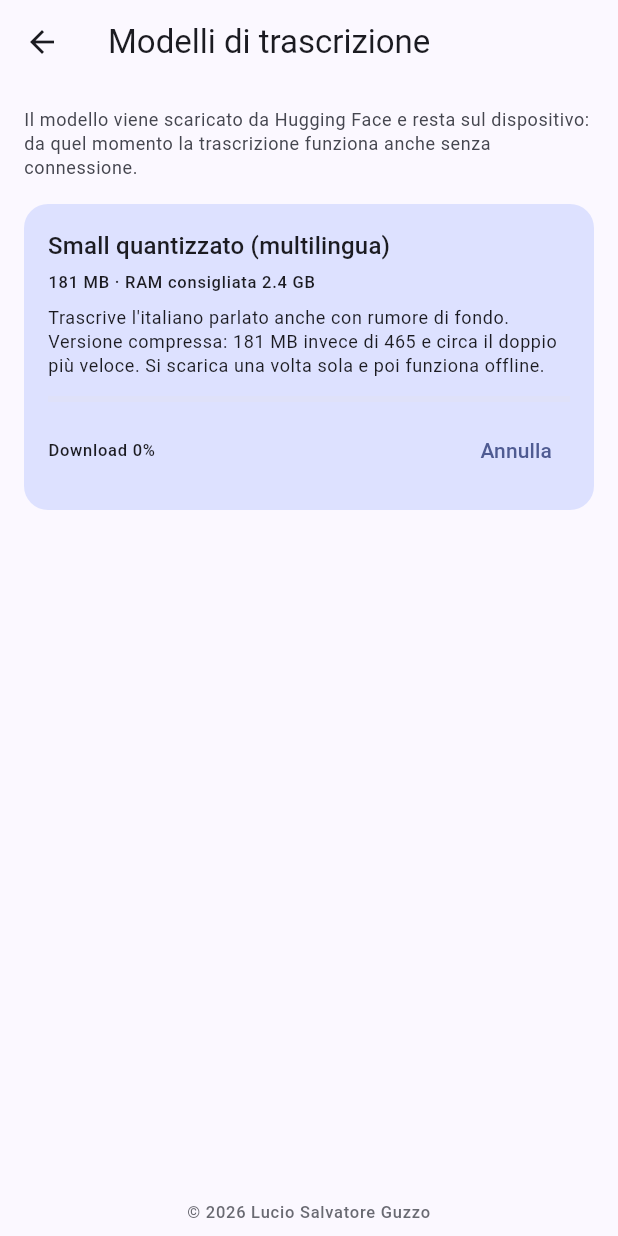
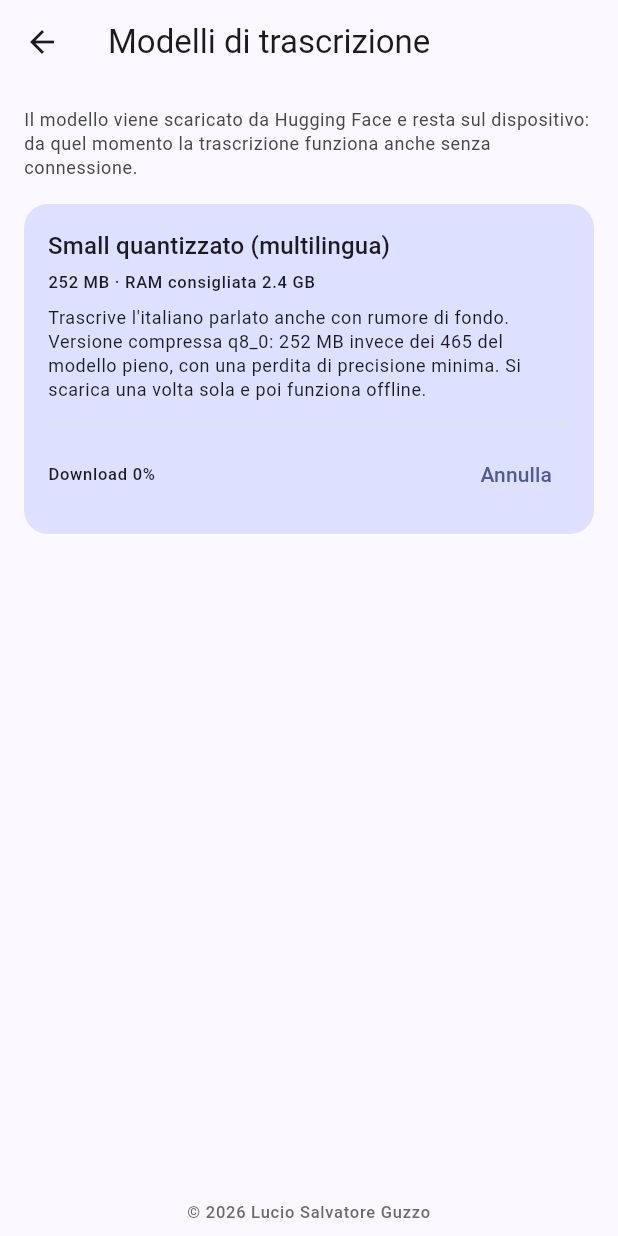
Before and after one commit to lucioguzzo/lithiurz, a Flutter app: the ModelsScreen screen opened directly, after a tap on "Scarica", on a phone screen of 412 x 824 dp. Run offline on Flutter 3.47's test engine with Material 3 defaults, Android fonts, the phone set to English and light mode, and no system bars; our stand-ins replace audioplayers, device_info_plus, file_picker, flutter_tts, google_mobile_ads, just_audio and 3 more; missing offline and left inert: ffmpeg_kit_flutter_new_min, receive_sharing_intent, record, whisper_ggml; accounts and stored records are empty; network calls fail.

Commit message:
Modello Small: dalla quantizzazione q5_1 alla q8_0
q5_1 comprime a 181 MB ma perde proprio i dettagli dei pesi che servono
sui nomi propri e sulle parole dette di fretta, cioè gli errori che si
vedevano nelle trascrizioni di prova. q8_0 pesa 252 MB e li conserva
meglio, a parità di velocità di decodifica.

Riconoscere quale modello c'è sul telefono ora si basa sulla dimensione
attesa del file (264.464.607 byte, verificata su Hugging Face) con una
tolleranza del 3%: stretta abbastanza da distinguere q8_0 da q5_1 e dal
modello pieno, larga abbastanza da sopportare piccole variazioni. Chi ha
il q5_1 se lo vede segnalare come versione precedente e sostituire al
prossimo download.

Il vecchio modello non viene più cancellato all'inizio del download: il
file nuovo arriva in `.part` e prende il suo posto solo quando è
completo, così una connessione che cade non lascia il telefono senza
modello.

135 test Dart verdi, flutter analyze pulito.

Co-Authored-By: Claude Opus 5 <noreply@anthropic.com>
Claude-Session: https://claude.ai/code/session_019Txi5vfqpMtNirF3Xj7qxR

```diff
--- a/brief/lib/services/transcription/model_manager.dart
+++ b/brief/lib/services/transcription/model_manager.dart
@@ -13,7 +13,7 @@ class ModelOption {
     required this.id,
     required this.model,
     required this.label,
-    required this.approxBytes,
+    required this.bytes,
     required this.ramHintMb,
     required this.description,
     required this.downloadUrl,
@@ -26,7 +26,8 @@ class ModelOption {
   final String id;
   final WhisperModel model;
   final String label;
-  final int approxBytes;
+  /// Dimensione attesa del file scaricato, in byte.
+  final int bytes;
 
   /// RAM consigliata sul dispositivo per usarlo senza affanni.
   final int ramHintMb;
@@ -38,24 +39,36 @@ class ModelOption {
   /// parlato italiano reale (voce al telefono, rumore di fondo, nomi propri)
   /// sbagliavano troppo per essere utili: un riassunto costruito su una
   /// trascrizione sbagliata è peggio di nessun riassunto. Resta Small.
+  ///
+  /// La quantizzazione è passata da q5_1 (181 MB) a **q8_0** (252 MB): la
+  /// compressione più leggera conserva meglio i dettagli dei pesi, e sono
+  /// quelli che si perdono sui nomi propri e sulle parole pronunciate di
+  /// fretta. Costa 71 MB di spazio e un po' di memoria in più; la velocità
+  /// di decodifica è paragonabile. Il modello pieno (465 MB) resta fuori
+  /// discussione su un telefono.
   static const ModelOption small = ModelOption(
     id: 'small',
     model: WhisperModel.small,
     label: 'Small quantizzato (multilingua)',
-    // La versione q5_1 pesa 181 MB invece di 465 ed è circa due volte più
-    // rapida, con una perdita di precisione trascurabile sul parlato.
-    approxBytes: 181 * 1024 * 1024,
+    // Dimensione esatta del file su Hugging Face, verificata il 16/10/2026:
+    // serve a distinguere questo modello da un q5_1 o da un modello pieno
+    // rimasti da una versione precedente.
+    bytes: 264464607,
     ramHintMb: 2500,
     description: 'Trascrive l\'italiano parlato anche con rumore di fondo. '
-        'Versione compressa: 181 MB invece di 465 e circa il doppio più '
-        'veloce. Si scarica una volta sola e poi funziona offline.',
+        'Versione compressa q8_0: 252 MB invece dei 465 del modello pieno, '
+        'con una perdita di precisione minima. Si scarica una volta sola e '
+        'poi funziona offline.',
     downloadUrl: 'https://huggingface.co/ggerganov/whisper.cpp/resolve/main/'
-        'ggml-small-q5_1.bin',
+        'ggml-small-q8_0.bin',
   );
 
-  /// Oltre questa dimensione il file scaricato è il modello pieno di una
-  /// versione precedente: va sostituito con quello compresso.
-  static const int legacyFullModelBytes = 300 * 1024 * 1024;
+  /// Scarto ammesso fra il file sul telefono e la dimensione attesa.
+  ///
+  /// Serve a riconoscere il modello giusto senza pretendere il byte esatto,
+  /// ma è abbastanza stretto da scartare una quantizzazione diversa: fra
+  /// q5_1 (181 MB) e q8_0 (252 MB) ci sono il 39% di differenza.
+  static const double sizeTolerance = 0.03;
 
   static const List<ModelOption> all = <ModelOption>[small];
 
@@ -108,21 +121,25 @@ class ModelManager {
   Future<bool> isInstalled(ModelOption option) async {
     final File f = File(await pathFor(option));
     if (!f.existsSync()) return false;
-    final int size = f.lengthSync();
-    // Un file troncato da un download interrotto non è valido.
-    if (size < option.approxBytes * 0.6) return false;
-    // Né lo è il modello pieno scaricato da una versione precedente: è
-    // quello lento, va sostituito con il compresso.
-    if (size > ModelOption.legacyFullModelBytes) return false;
-    return true;
+    return _matches(f.lengthSync(), option);
   }
 
-  /// `true` se sul telefono c'è il modello pieno di una versione
-  /// precedente, da sostituire con quello compresso.
-  Future<bool> hasLegacyFullModel(ModelOption option) async {
+  /// `true` se il file ha la dimensione attesa, a meno della tolleranza.
+  /// Scarta sia i download interrotti sia i modelli di versioni
+  /// precedenti: il modello pieno (465 MB) e il q5_1 (181 MB).
+  static bool _matches(int size, ModelOption option) =>
+      (size - option.bytes).abs() <= option.bytes * ModelOption.sizeTolerance;
+
+  /// `true` se sul telefono c'è un modello di una versione precedente —
+  /// quello pieno o una quantizzazione diversa — da sostituire.
+  Future<bool> hasOutdatedModel(ModelOption option) async {
     final File f = File(await pathFor(option));
-    return f.existsSync() &&
-        f.lengthSync() > ModelOption.legacyFullModelBytes;
+    if (!f.existsSync()) return false;
+    final int size = f.lengthSync();
+    // Un download interrotto è piccolo: quello non è un modello vecchio,
+    // è spazzatura che il download sovrascrive da sé.
+    if (size < option.bytes * 0.5) return false;
+    return !_matches(size, option);
   }
 
   Future<int> installedBytes() async {
@@ -144,11 +161,9 @@ class ModelManager {
     final String target = await pathFor(option);
     if (await isInstalled(option)) return target;
 
-    // Via il modello pieno della versione precedente: occupa 465 MB e
-    // sarebbe comunque sostituito da quello compresso.
-    if (await hasLegacyFullModel(option)) {
-      await File(target).delete();
-    }
+    // Un modello di una versione precedente non viene cancellato adesso:
+    // il download scrive su `.part` e sostituisce il file solo alla fine,
+    // così se la connessione cade si resta con il modello che si aveva.
 
     final File tmp = File('$target.part');
     await tmp.parent.create(recursive: true);
@@ -169,7 +184,7 @@ class ModelManager {
       }
       final int total = response.contentLength > 0
           ? response.contentLength
-          : option.approxBytes;
+          : option.bytes;
 
       sink = tmp.openWrite();
       int received = 0;
--- a/brief/lib/ui/screens/models_screen.dart
+++ b/brief/lib/ui/screens/models_screen.dart
@@ -22,6 +22,7 @@ class ModelsScreen extends StatefulWidget {
 class _ModelsScreenState extends State<ModelsScreen> {
   final Map<String, double?> _progress = <String, double?>{};
   final Map<String, bool> _installed = <String, bool>{};
+  final Map<String, bool> _outdated = <String, bool>{};
   final Map<String, CancellationToken> _tokens = <String, CancellationToken>{};
   bool _tightOnMemory = false;
   int _freedLegacy = 0;
@@ -35,8 +36,10 @@ class _ModelsScreenState extends State<ModelsScreen> {
   Future<void> _refresh() async {
     final AppServices s = ServicesScope.of(context);
     final Map<String, bool> installed = <String, bool>{};
+    final Map<String, bool> outdated = <String, bool>{};
     for (final ModelOption o in ModelOption.all) {
       installed[o.id] = await s.models.isInstalled(o);
+      outdated[o.id] = await s.models.hasOutdatedModel(o);
     }
     final bool tight = await s.models.isTightOnMemory();
     // Tiny e Base non sono più offerti: se restano da una versione
@@ -47,6 +50,9 @@ class _ModelsScreenState extends State<ModelsScreen> {
         _installed
           ..clear()
           ..addAll(installed);
+        _outdated
+          ..clear()
+          ..addAll(outdated);
         _tightOnMemory = tight;
         _freedLegacy = freed;
       });
@@ -75,6 +81,7 @@ class _ModelsScreenState extends State<ModelsScreen> {
       setState(() {
         _progress.remove(option.id);
         _installed[option.id] = true;
+        _outdated[option.id] = false;
       });
       showMessage(context, '${option.label} pronto all\'uso');
       if (widget.required?.id == option.id && mounted) {
@@ -95,7 +102,7 @@ class _ModelsScreenState extends State<ModelsScreen> {
     final bool ok = await confirm(
       context,
       title: 'Eliminare il modello?',
-      message: 'Libererai ${Fmt.bytes(option.approxBytes)}. Potrai '
+      message: 'Libererai ${Fmt.bytes(option.bytes)}. Potrai '
           'riscaricarlo quando vuoi.',
       confirmLabel: 'Elimina',
       destructive: true,
@@ -125,7 +132,7 @@ class _ModelsScreenState extends State<ModelsScreen> {
                   padding: const EdgeInsets.all(14),
                   child: Text(
                     'Per procedere serve il modello '
-                    '${widget.required!.label} (${Fmt.bytes(widget.required!.approxBytes)}). '
+                    '${widget.required!.label} (${Fmt.bytes(widget.required!.bytes)}). '
                     'Si scarica una sola volta e poi funziona offline.',
                     style: TextStyle(
                       color: theme.colorScheme.onTertiaryContainer,
@@ -149,6 +156,7 @@ class _ModelsScreenState extends State<ModelsScreen> {
               _ModelCard(
                 option: option,
                 installed: _installed[option.id] ?? false,
+                outdated: _outdated[option.id] ?? false,
                 selected: selected == option.id,
                 tightOnMemory: _tightOnMemory,
                 progress: _progress[option.id],
@@ -176,6 +184,7 @@ class _ModelCard extends StatelessWidget {
   const _ModelCard({
     required this.option,
     required this.installed,
+    required this.outdated,
     required this.selected,
     required this.tightOnMemory,
     required this.progress,
@@ -188,6 +197,10 @@ class _ModelCard extends StatelessWidget {
 
   final ModelOption option;
   final bool installed;
+
+  /// Sul telefono c'è un modello di una versione precedente: va
+  /// sostituito, non affiancato.
+  final bool outdated;
   final bool selected;
   final bool tightOnMemory;
   final double? progress;
@@ -228,12 +241,23 @@ class _ModelCard extends StatelessWidget {
             ),
             Gaps.h4,
             Text(
-              '${Fmt.bytes(option.approxBytes)} · RAM consigliata '
+              '${Fmt.bytes(option.bytes)} · RAM consigliata '
               '${(option.ramHintMb / 1024).toStringAsFixed(1)} GB',
               style: theme.textTheme.labelSmall,
             ),
             Gaps.h8,
             Text(option.description, style: theme.textTheme.bodySmall),
+            if (outdated && !downloading) ...<Widget>[
+              Gaps.h8,
+              Text(
+                'Sul telefono c\'è la versione precedente di questo modello, '
+                'più compressa e meno precisa. Scaricando quella nuova viene '
+                'sostituita: lo spazio occupato non raddoppia.',
+                style: theme.textTheme.bodySmall?.copyWith(
+                  color: theme.colorScheme.error,
+                ),
+              ),
+            ],
             Gaps.h12,
             if (downloading) ...<Widget>[
               LinearProgressIndicator(value: progress),
```
Also changed, not shown: 4 other files.
